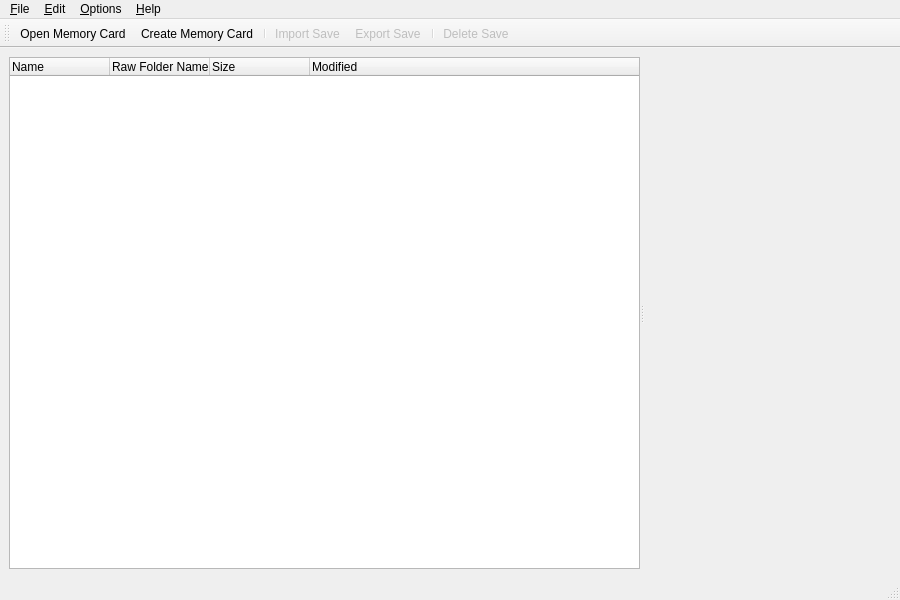
First picture: the form in src/ui/MainWindow.ui, repository PCSX2/myMCpp, before the edit.
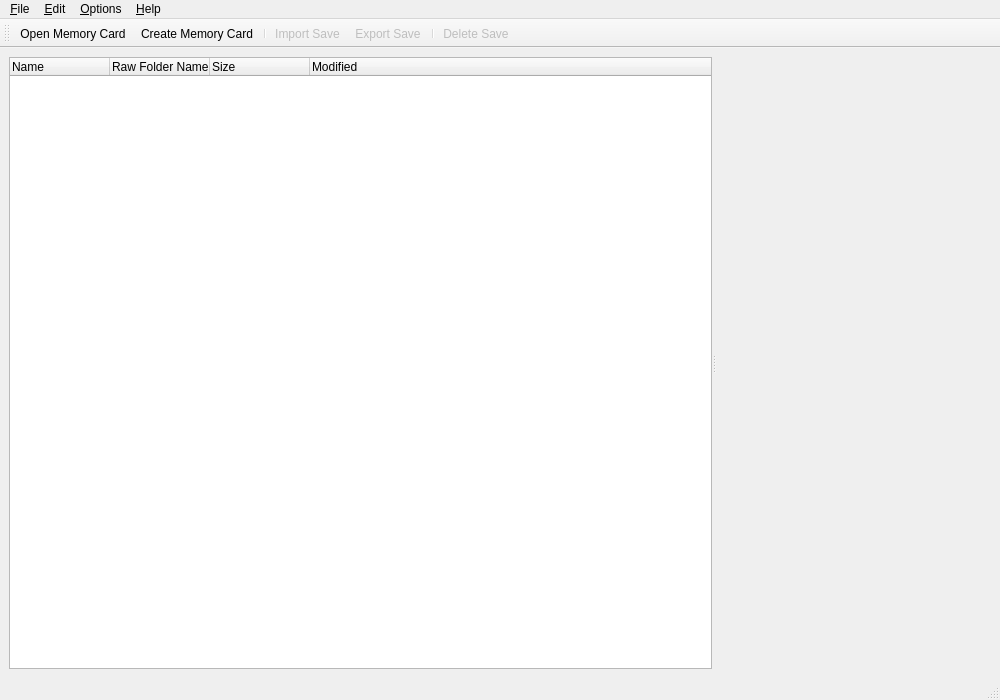
Second picture: the form after the edit. Icons and pictures are not drawn. Custom widgets are drawn as their Qt base class.

The edit to the form file:
```diff
--- a/src/ui/MainWindow.ui
+++ b/src/ui/MainWindow.ui
@@ -6,8 +6,8 @@
    <rect>
     <x>0</x>
     <y>0</y>
-    <width>900</width>
-    <height>600</height>
+    <width>1000</width>
+    <height>700</height>
    </rect>
   </property>
   <property name="windowTitle">
@@ -56,7 +56,7 @@
     <rect>
      <x>0</x>
      <y>0</y>
-     <width>900</width>
+     <width>1000</width>
      <height>21</height>
     </rect>
    </property>
```
